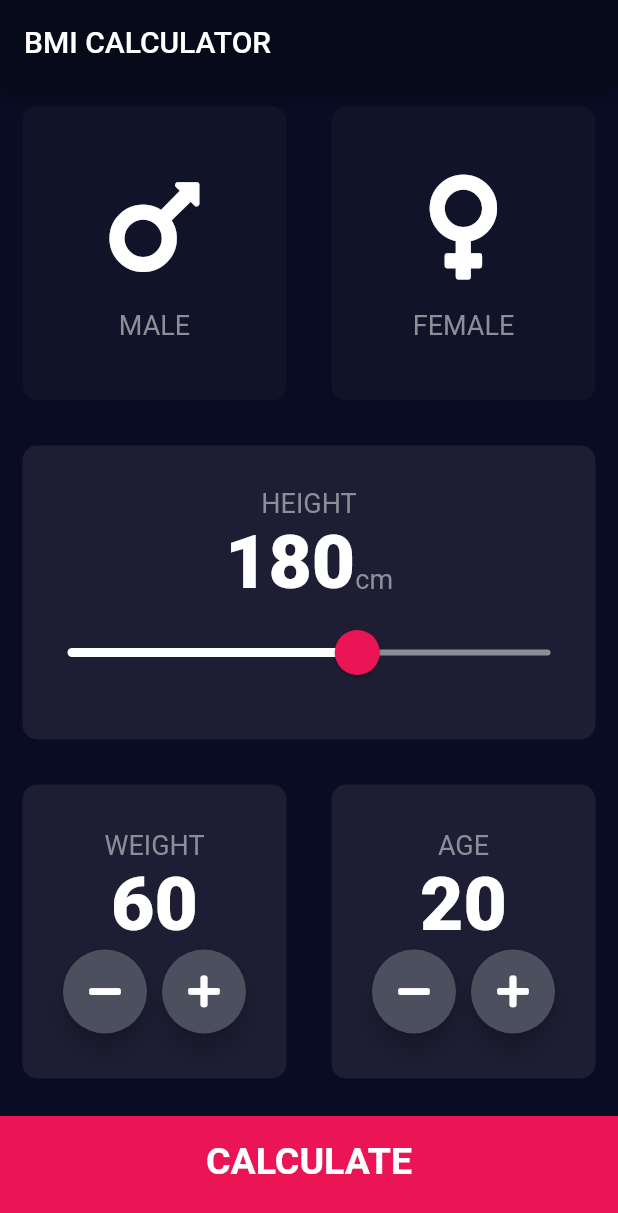
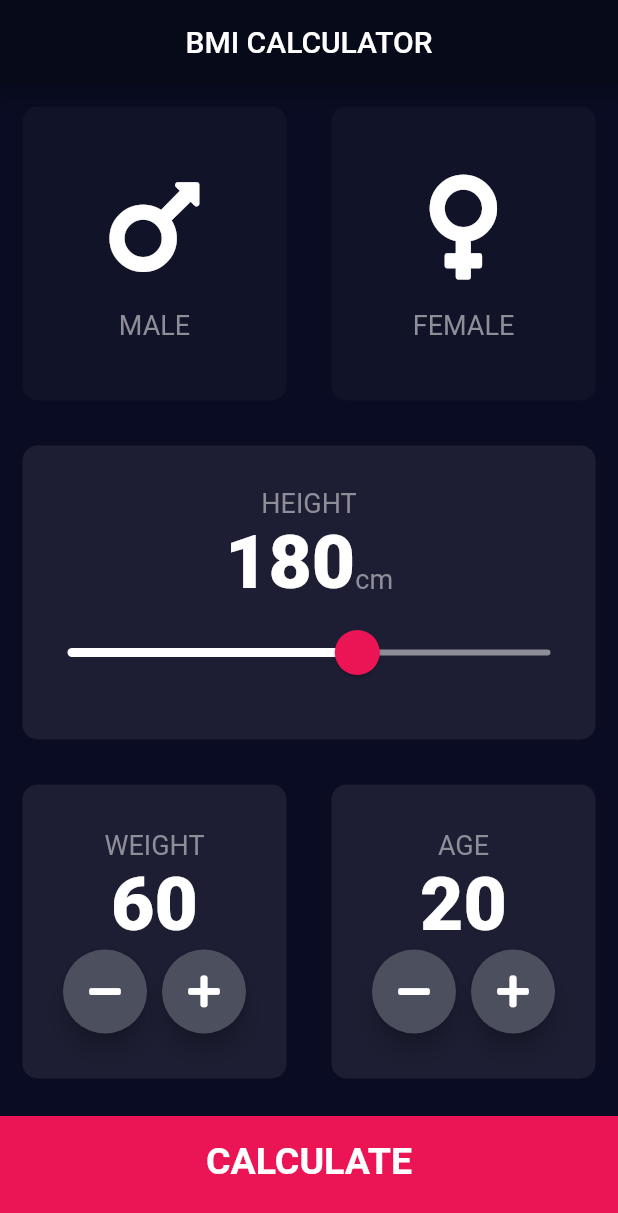
Before and after one commit to odinafter/bmi_calculator_flutter, a Flutter app: the screen it shows after launch, on a phone screen of 412 x 824 dp. Shown: the top 1213 px of the screen. Run offline on Flutter 3.47's test engine with Material 2 defaults, Android fonts, the phone set to English and light mode, and no system bars; our stand-ins replace font_awesome_flutter.

Commit message:
Add files via upload

```diff
--- /dev/null
+++ b/lib/components/bottom_button.dart
@@ -0,0 +1,29 @@
+import 'package:bmi_calculator_flutter/constants.dart';
+import 'package:flutter/material.dart';
+
+class BottomButton extends StatelessWidget {
+  const BottomButton({Key? key, required this.onTap, required this.buttonTitle})
+      : super(key: key);
+  final Function()? onTap;
+  final String buttonTitle;
+
+  @override
+  Widget build(BuildContext context) {
+    return GestureDetector(
+      onTap: onTap,
+      child: Container(
+        child: Center(
+          child: Text(
+            buttonTitle,
+            style: kLargeButtonTextStyle,
+          ),
+        ),
+        color: kBottomContainerColour,
+        margin: const EdgeInsets.only(top: 10.0),
+        padding: const EdgeInsets.only(bottom: 20.0),
+        width: double.infinity,
+        height: kBottomContainerHeight,
+      ),
+    );
+  }
+}
--- /dev/null
+++ b/lib/components/icon_content.dart
@@ -0,0 +1,30 @@
+import 'package:flutter/material.dart';
+import 'package:bmi_calculator_flutter/constants.dart';
+
+class IconContent extends StatelessWidget {
+  const IconContent({
+    Key? key,
+    required this.gender,
+    required this.genderIcon,
+  }) : super(key: key);
+
+  final String gender;
+  final IconData genderIcon;
+
+  @override
+  Widget build(BuildContext context) {
+    return Column(
+      mainAxisAlignment: MainAxisAlignment.center,
+      children: [
+        Icon(
+          genderIcon,
+          size: 80,
+        ),
+        const SizedBox(
+          height: 15,
+        ),
+        Text(gender, style: kLabelTextStyle),
+      ],
+    );
+  }
+}
--- /dev/null
+++ b/lib/components/reuseable_card.dart
@@ -0,0 +1,24 @@
+import 'package:flutter/material.dart';
+
+class ReuseableCard extends StatelessWidget {
+  final Color colour;
+  final Widget? cardChild;
+  final Function()? onPress;
+
+  const ReuseableCard({required this.colour, this.cardChild, this.onPress});
+
+  @override
+  Widget build(BuildContext context) {
+    return GestureDetector(
+      onTap: onPress,
+      child: Container(
+        child: cardChild,
+        margin: const EdgeInsets.all(15.0),
+        decoration: BoxDecoration(
+          color: colour,
+          borderRadius: BorderRadius.circular(10.0),
+        ),
+      ),
+    );
+  }
+}
--- /dev/null
+++ b/lib/components/rouned_icon_button.dart
@@ -0,0 +1,23 @@
+import 'package:flutter/material.dart';
+
+class RounedIconButton extends StatelessWidget {
+  const RounedIconButton({Key? key, required this.icon, required this.onPessed})
+      : super(key: key);
+  final IconData icon;
+  final Function() onPessed;
+
+  @override
+  Widget build(BuildContext context) {
+    return RawMaterialButton(
+      child: Icon(icon),
+      onPressed: onPessed,
+      elevation: 6.0,
+      constraints: const BoxConstraints.tightFor(
+        width: 56.0,
+        height: 56.0,
+      ),
+      shape: const CircleBorder(),
+      fillColor: const Color(0xFF4C4F5E),
+    );
+  }
+}
--- a/lib/main.dart
+++ b/lib/main.dart
@@ -1,5 +1,5 @@
 import 'package:flutter/material.dart';
-import 'input_page.dart';
+import 'package:bmi_calculator_flutter/screens/input_page.dart';
 
 void main() => runApp(const BMICalculator());
 
@@ -11,7 +11,8 @@ class BMICalculator extends StatelessWidget {
     return MaterialApp(
       theme: ThemeData.dark().copyWith(
         scaffoldBackgroundColor: const Color(0xFF090C22),
-        appBarTheme: const AppBarTheme(
+        appBarTheme: AppBarTheme(
+          centerTitle: true,
           color: Color(0xFF070A19),
         ),
       ),
--- /dev/null
+++ b/lib/screens/input_page.dart
@@ -0,0 +1,271 @@
+import 'package:bmi_calculator_flutter/components/bottom_button.dart';
+import 'package:bmi_calculator_flutter/components/reuseable_card.dart';
+import 'package:bmi_calculator_flutter/components/icon_content.dart';
+import 'package:bmi_calculator_flutter/screens/results_page.dart';
+import 'package:bmi_calculator_flutter/components/rouned_icon_button.dart';
+import 'package:flutter/material.dart';
+import 'package:font_awesome_flutter/font_awesome_flutter.dart';
+import 'package:bmi_calculator_flutter/constants.dart';
+import 'package:bmi_calculator_flutter/calculator_brain.dart';
+
+enum GenderCard {
+  male,
+  female,
+}
+
+class InputPage extends StatefulWidget {
+  InputPage({Key? key}) : super(key: key);
+
+  @override
+  _InputPageState createState() => _InputPageState();
+}
+
+class _InputPageState extends State<InputPage> {
+  GenderCard? selectedGender;
+  int height = 180;
+  int weight = 60;
+  int age = 20;
+
+  // Color maleCardcolour = inactiveCardColour;
+  // Color femaleCardcolour = inactiveCardColour;
+
+  // //1 = male , 2  = female
+  // void updateColour(GenderCard gender) {
+  //   // male card pressed
+
+  //   if (gender == GenderCard.male) {
+  //     if (maleCardcolour == inactiveCardColour) {
+  //       maleCardcolour = activeCardColour;
+  //       femaleCardcolour = inactiveCardColour;
+  //     } else {
+  //       maleCardcolour = inactiveCardColour;
+  //     }
+  //     //female card pressed
+  //   }
+  //   if (gender == GenderCard.female) {
+  //     if (femaleCardcolour == inactiveCardColour) {
+  //       femaleCardcolour = activeCardColour;
+  //       maleCardcolour = inactiveCardColour;
+  //     } else {
+  //       femaleCardcolour = inactiveCardColour;
+  //     }
+  //   }
+  // }
+
+  @override
+  Widget build(BuildContext context) {
+    return Scaffold(
+      appBar: AppBar(
+        title: const Text('BMI CALCULATOR'),
+      ),
+      body: Column(
+        crossAxisAlignment: CrossAxisAlignment.stretch,
+        children: [
+          Expanded(
+            child: Row(
+              children: [
+                Expanded(
+                  child: ReuseableCard(
+                    onPress: () {
+                      setState(() {
+                        selectedGender = GenderCard.male;
+                      });
+                    },
+                    colour: selectedGender == GenderCard.male
+                        ? kActiveCardColour
+                        : kInactiveCardColour,
+                    cardChild: const IconContent(
+                      gender: 'MALE',
+                      genderIcon: FontAwesomeIcons.mars,
+                    ),
+                  ),
+                ),
+                Expanded(
+                  child: ReuseableCard(
+                    onPress: () {
+                      setState(() {
+                        selectedGender = GenderCard.female;
+                      });
+                    },
+                    colour: selectedGender == GenderCard.female
+                        ? kActiveCardColour
+                        : kInactiveCardColour,
+                    cardChild: const IconContent(
+                      gender: 'FEMALE',
+                      genderIcon: FontAwesomeIcons.venus,
+                    ),
+                  ),
+                ),
+              ],
+            ),
+          ),
+          Expanded(
+            child: ReuseableCard(
+              cardChild: Column(
+                mainAxisAlignment: MainAxisAlignment.center,
+                children: [
+                  const Text(
+                    'HEIGHT',
+                    style: kLabelTextStyle,
+                  ),
+                  Row(
+                    mainAxisAlignment: MainAxisAlignment.center,
+                    crossAxisAlignment: CrossAxisAlignment.baseline,
+                    textBaseline: TextBaseline.alphabetic,
+                    children: [
+                      Text(
+                        height.toString(),
+                        style: kNumberTextStyle,
+                      ),
+                      const Text(
+                        'cm',
+                        style: kLabelTextStyle,
+                      ),
+                    ],
+                  ),
+                  SliderTheme(
+                    data: SliderTheme.of(context).copyWith(
+                      activeTrackColor: Colors.white,
+                      inactiveTrackColor: const Color(0xFF8D8E98),
+                      thumbColor: const Color(0xFFEB1555),
+                      overlayColor: const Color(0x29EB1555),
+                      thumbShape: const RoundSliderThumbShape(
+                        enabledThumbRadius: 15.0,
+                      ),
+                      overlayShape: const RoundSliderOverlayShape(
+                        overlayRadius: 30.0,
+                      ),
+                    ),
+                    child: Slider(
+                      value: height.toDouble(),
+                      min: 120.0,
+                      max: 220.0,
+                      onChanged: (double newValue) {
+                        setState(() {
+                          height = newValue.round();
+                        });
+                      },
+                    ),
+                  ),
+                ],
+              ),
+              colour: kActiveCardColour,
+            ),
+          ),
+          Expanded(
+            child: Row(
+              children: [
+                Expanded(
+                  child: ReuseableCard(
+                    colour: kActiveCardColour,
+                    cardChild: Column(
+                      mainAxisAlignment: MainAxisAlignment.center,
+                      children: [
+                        const Text(
+                          'WEIGHT',
+                          style: kLabelTextStyle,
+                        ),
+                        Text(
+                          weight.toString(),
+                          style: kNumberTextStyle,
+                        ),
+                        Row(
+                          mainAxisAlignment: MainAxisAlignment.center,
+                          children: [
+                            RounedIconButton(
+                              icon: FontAwesomeIcons.minus,
+                              onPessed: () {
+                                setState(() {
+                                  weight--;
+                                });
+                              },
+                            ),
+                            const SizedBox(
+                              width: 10.0,
+                            ),
+                            RounedIconButton(
+                              icon: FontAwesomeIcons.plus,
+                              onPessed: () {
+                                setState(() {
+                                  weight++;
+                                });
+                              },
+                            )
+                          ],
+                        )
+                      ],
+                    ),
+                  ),
+                ),
+                Expanded(
+                  child: ReuseableCard(
+                    colour: kActiveCardColour,
+                    cardChild: Column(
+                      mainAxisAlignment: MainAxisAlignment.center,
+                      children: [
+                        const Text(
+                          'AGE',
+                          style: kLabelTextStyle,
+                        ),
+                        Text(
+                          age.toString(),
+                          style: kNumberTextStyle,
+                        ),
+                        Row(
+                          mainAxisAlignment: MainAxisAlignment.center,
+                          children: [
+                            RounedIconButton(
+                                icon: FontAwesomeIcons.minus,
+                                onPessed: () {
+                                  setState(() {
+                                    age--;
+                                    if (age < 0) {
+                                      age = 50;
+                                    }
+                                  });
+                                }),
+                            const SizedBox(
+                              width: 10.0,
+                            ),
+                            RounedIconButton(
+                              icon: FontAwesomeIcons.plus,
+                              onPessed: () {
+                                setState(() {
+                                  age++;
+                                  if (age == 120) {
+                                    age = 50;
+                                  }
+                                });
+                              },
+                            ),
+                          ],
+                        ),
+                      ],
+                    ),
+                  ),
+                ),
+              ],
+            ),
+          ),
+          BottomButton(
+            buttonTitle: 'CALCULATE',
+            onTap: () {
+              CalculatorBrain calc =
+                  CalculatorBrain(height: height, weight: weight);
+              Navigator.push(
+                context,
+                MaterialPageRoute(
+                  builder: (context) => resultsPage(
+                    resultText: calc.getResult(),
+                    bmiResult: calc.calculateBMI(),
+                    interpretation: calc.getInterpretation(),
+                  ),
+                ),
+              );
+            },
+          ),
+        ],
+      ),
+    );
+  }
+}
```
Also changed, not shown: lib/calculator_brain.dart (added, +35 -0 lines), lib/constants.dart (+21 -1 lines), analysis_options.yaml (line endings or trailing spaces), pubspec.lock, pubspec.yaml (line endings or trailing spaces), 57 other files.
